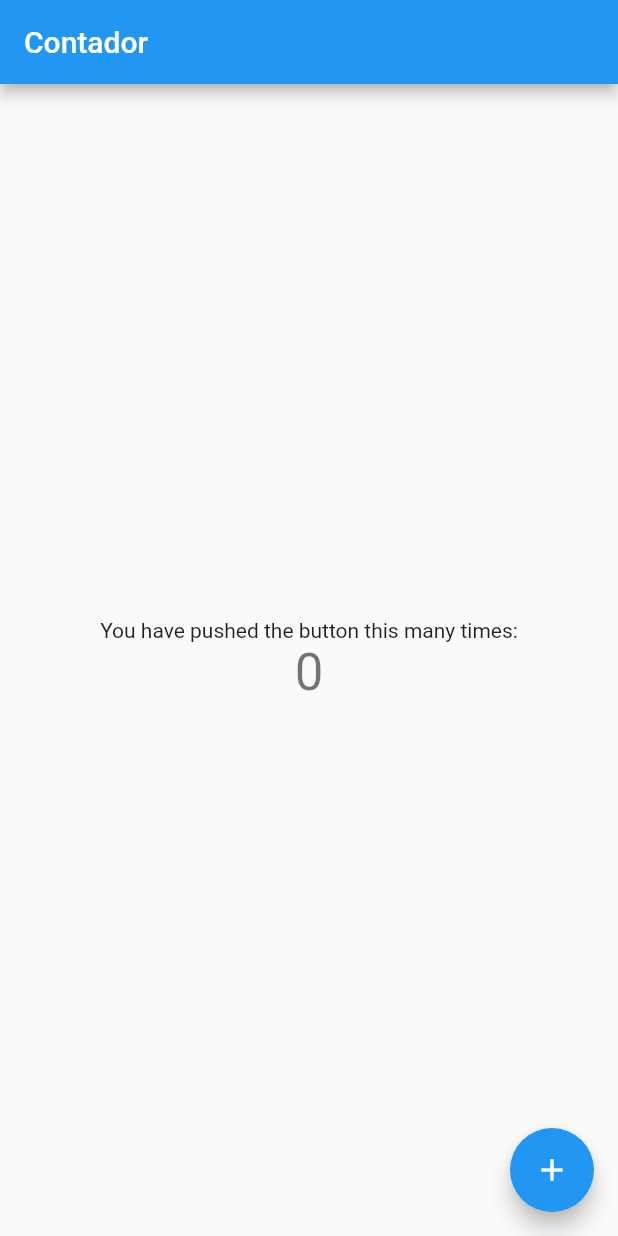
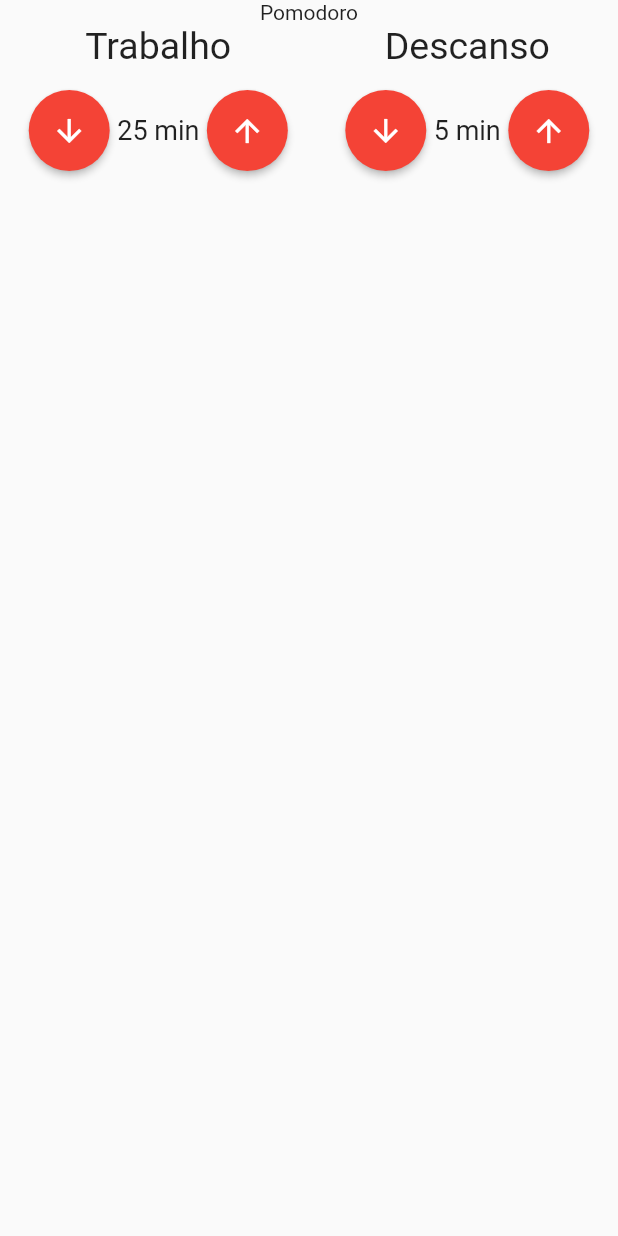
Before and after one commit to LetRicette/Pomodoro-App, a Flutter app: the screen it shows after launch, on a phone screen of 412 x 824 dp. Run offline on Flutter 3.47's test engine with Material 2 defaults, Android fonts, the phone set to English and light mode, and no system bars; our stand-ins replace mobx; generated files the repository leaves out were written again.

Commit message:
Componente - entrada tempo

```diff
--- /dev/null
+++ b/lib/components/inputTime.dart
@@ -0,0 +1,64 @@
+import 'package:flutter/material.dart';
+
+class InputTime extends StatelessWidget {
+  final String title;
+  final int value;
+  const InputTime({
+    Key? key,
+    required this.title,
+    required this.value,
+  }) : super(key: key);
+
+  @override
+  Widget build(BuildContext context) {
+    return Column(
+      crossAxisAlignment: CrossAxisAlignment.center,
+      children: [
+        Text(
+          this.title,
+          style: TextStyle(
+            fontSize: 25,
+          ),
+        ),
+        SizedBox(
+          height: 15,
+        ),
+        Row(
+          mainAxisAlignment: MainAxisAlignment.center,
+          children: [
+            ElevatedButton(
+              onPressed: () {},
+              child: Icon(
+                Icons.arrow_downward,
+                color: Colors.white,
+              ),
+              style: ElevatedButton.styleFrom(
+                shape: CircleBorder(),
+                padding: EdgeInsets.all(15),
+                primary: Colors.red,
+              ),
+            ),
+            Text(
+              '${this.value} min',
+              style: TextStyle(
+                fontSize: 18,
+              ),
+            ),
+            ElevatedButton(
+              onPressed: () {},
+              child: Icon(
+                Icons.arrow_upward,
+                color: Colors.white,
+              ),
+              style: ElevatedButton.styleFrom(
+                shape: CircleBorder(),
+                padding: EdgeInsets.all(15),
+                primary: Colors.red,
+              ),
+            ),
+          ],
+        ),
+      ],
+    );
+  }
+}
--- a/lib/main.dart
+++ b/lib/main.dart
@@ -1,6 +1,7 @@
 import 'package:flutter/material.dart';
-import 'package:flutter_mobx/flutter_mobx.dart';
-import 'package:pomodoro/store/contador.store.dart';
+import 'package:pomodoro/pages/pomodoro.dart';
+// import 'package:flutter_mobx/flutter_mobx.dart';
+// import 'package:pomodoro/store/contador.store.dart';
 
 void main() {
   runApp(MyApp());
@@ -10,47 +11,48 @@ class MyApp extends StatelessWidget {
   @override
   Widget build(BuildContext context) {
     return MaterialApp(
+      debugShowCheckedModeBanner: false,
       title: 'Flutter Demo',
       theme: ThemeData(
         primarySwatch: Colors.blue,
       ),
-      home: HomePage(),
+      home: Pomodoro(),
     );
   }
 }
 
-final store = ContadorStore();
+// final store = ContadorStore();
 
-class HomePage extends StatelessWidget {
-  const HomePage({Key? key}) : super(key: key);
+// class HomePage extends StatelessWidget {
+//   const HomePage({Key? key}) : super(key: key);
 
-  @override
-  Widget build(BuildContext context) {
-    return Scaffold(
-      appBar: AppBar(
-        title: Text("Contador"),
-      ),
-      body: Center(
-        child: Column(
-          mainAxisAlignment: MainAxisAlignment.center,
-          children: <Widget>[
-            Text(
-              'You have pushed the button this many times:',
-            ),
-            Observer(builder: (_) {
-              return Text(
-                '${store.contador}',
-                style: Theme.of(context).textTheme.headline4,
-              );
-            }),
-          ],
-        ),
-      ),
-      floatingActionButton: FloatingActionButton(
-        onPressed: store.incrementar,
-        tooltip: 'Increment',
-        child: Icon(Icons.add),
-      ), // This trailing comma makes auto-formatting nicer for build methods.
-    );
-  }
-}
+//   @override
+//   Widget build(BuildContext context) {
+//     return Scaffold(
+//       appBar: AppBar(
+//         title: Text("Contador"),
+//       ),
+//       body: Center(
+//         child: Column(
+//           mainAxisAlignment: MainAxisAlignment.center,
+//           children: <Widget>[
+//             Text(
+//               'You have pushed the button this many times:',
+//             ),
+//             Observer(builder: (_) {
+//               return Text(
+//                 '${store.contador}',
+//                 style: Theme.of(context).textTheme.headline4,
+//               );
+//             }),
+//           ],
+//         ),
+//       ),
+//       floatingActionButton: FloatingActionButton(
+//         onPressed: store.incrementar,
+//         tooltip: 'Increment',
+//         child: Icon(Icons.add),
+//       ), // This trailing comma makes auto-formatting nicer for build methods.
+//     );
+//   }
+// }
--- /dev/null
+++ b/lib/pages/pomodoro.dart
@@ -0,0 +1,30 @@
+import 'package:flutter/material.dart';
+import 'package:pomodoro/components/inputTime.dart';
+
+class Pomodoro extends StatelessWidget {
+  const Pomodoro({Key? key}) : super(key: key);
+
+  @override
+  Widget build(BuildContext context) {
+    return Scaffold(
+      body: Column(
+        children: [
+          Text("Pomodoro"),
+          Row(
+            mainAxisAlignment: MainAxisAlignment.spaceAround,
+            children: [
+              InputTime(
+                title: 'Trabalho',
+                value: 25,
+              ),
+              InputTime(
+                title: 'Descanso',
+                value: 5,
+              ),
+            ],
+          ),
+        ],
+      ),
+    );
+  }
+}
```
